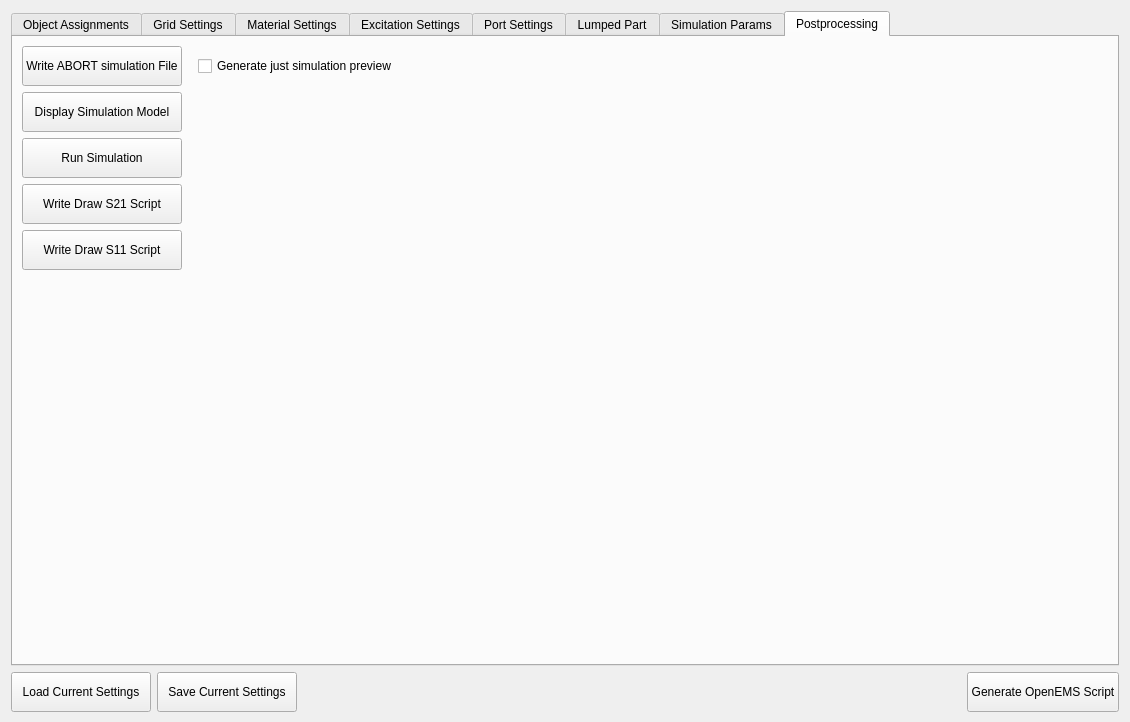
Above: ui/dialog.ui from LubomirJagos/FreeCAD-OpenEMS-Export before the change. Below: the same form after it.
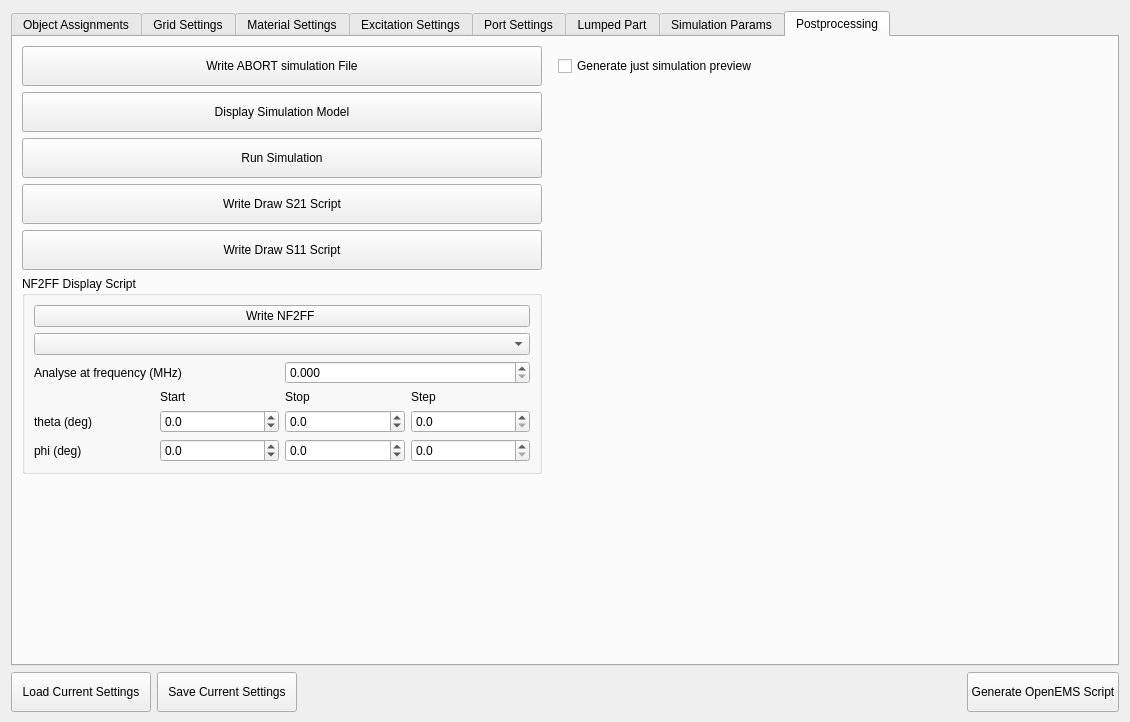
That is the form after the change. The open tabs and pages were chosen to show the change.

Commit message: BACKUP COMMIT, added support for cylindrical coordinates, till now enabled it in grid, hasn't been evaluated its behaviour, added NF2FF script generation and NF2FF port type to be able generate in simulation antenna radiation pattern, this has affected grid generation nf2ff probe gridlines are added at the end of script for now everything is in cartesian coordinates. There are still problems in NF2FF script generation, need to be added active port and frequency lines into it, but most of hard work already done.

What changed in the file:
```diff
--- a/ui/dialog.ui
+++ b/ui/dialog.ui
@@ -2652,6 +2652,181 @@
              </property>
             </widget>
            </item>
+           <item>
+            <widget class="QGroupBox" name="nf2ffGroupPostprocessing">
+             <property name="title">
+              <string>NF2FF Display Script</string>
+             </property>
+             <layout class="QGridLayout" name="gridLayout_9">
+              <item row="3" column="1">
+               <layout class="QGridLayout" name="gridLayout_10">
+                <property name="leftMargin">
+                 <number>0</number>
+                </property>
+                <property name="topMargin">
+                 <number>0</number>
+                </property>
+                <property name="rightMargin">
+                 <number>0</number>
+                </property>
+                <property name="bottomMargin">
+                 <number>0</number>
+                </property>
+                <item row="1" column="1">
+                 <widget class="QDoubleSpinBox" name="portNf2ffThetaStart">
+                  <property name="decimals">
+                   <number>1</number>
+                  </property>
+                  <property name="minimum">
+                   <double>-360.000000000000000</double>
+                  </property>
+                  <property name="maximum">
+                   <double>360.000000000000000</double>
+                  </property>
+                 </widget>
+                </item>
+                <item row="1" column="2">
+                 <widget class="QDoubleSpinBox" name="portNf2ffThetaStop">
+                  <property name="decimals">
+                   <number>1</number>
+                  </property>
+                  <property name="minimum">
+                   <double>-360.000000000000000</double>
+                  </property>
+                  <property name="maximum">
+                   <double>360.000000000000000</double>
+                  </property>
+                 </widget>
+                </item>
+                <item row="2" column="0">
+                 <widget class="QLabel" name="label_42">
+                  <property name="text">
+                   <string>phi (deg)</string>
+                  </property>
+                 </widget>
+                </item>
+                <item row="1" column="3">
+                 <widget class="QDoubleSpinBox" name="portNf2ffThetaStep">
+                  <property name="decimals">
+                   <number>1</number>
+                  </property>
+                  <property name="maximum">
+                   <double>360.000000000000000</double>
+                  </property>
+                 </widget>
+                </item>
+                <item row="2" column="2">
+                 <widget class="QDoubleSpinBox" name="portNf2ffPhiStop">
+                  <property name="decimals">
+                   <number>1</number>
+                  </property>
+                  <property name="minimum">
+                   <double>-360.000000000000000</double>
+                  </property>
+                  <property name="maximum">
+                   <double>360.000000000000000</double>
+                  </property>
+                 </widget>
+                </item>
+                <item row="1" column="0">
+                 <widget class="QLabel" name="label_41">
+                  <property name="text">
+                   <string>theta (deg)</string>
+                  </property>
+                 </widget>
+                </item>
+                <item row="2" column="3">
+                 <widget class="QDoubleSpinBox" name="portNf2ffPhiStep">
+                  <property name="decimals">
+                   <number>1</number>
+                  </property>
+                  <property name="maximum">
+                   <double>360.000000000000000</double>
+                  </property>
+                 </widget>
+                </item>
+                <item row="2" column="1">
+                 <widget class="QDoubleSpinBox" name="portNf2ffPhiStart">
+                  <property name="decimals">
+                   <number>1</number>
+                  </property>
+                  <property name="minimum">
+                   <double>-360.000000000000000</double>
+                  </property>
+                  <property name="maximum">
+                   <double>360.000000000000000</double>
+                  </property>
+                 </widget>
+                </item>
+                <item row="0" column="1">
+                 <widget class="QLabel" name="label_43">
+                  <property name="text">
+                   <string>Start</string>
+                  </property>
+                 </widget>
+                </item>
+                <item row="0" column="2">
+                 <widget class="QLabel" name="label_44">
+                  <property name="text">
+                   <string>Stop</string>
+                  </property>
+                 </widget>
+                </item>
+                <item row="0" column="3">
+                 <widget class="QLabel" name="label_45">
+                  <property name="text">
+                   <string>Step</string>
+                  </property>
+                 </widget>
+                </item>
+               </layout>
+              </item>
+              <item row="0" column="1">
+               <widget class="QPushButton" name="writeNf2ffButton">
+                <property name="text">
+                 <string>Write NF2FF </string>
+                </property>
+               </widget>
+              </item>
+              <item row="2" column="1">
+               <layout class="QHBoxLayout" name="horizontalLayout_24">
+                <property name="leftMargin">
+                 <number>0</number>
+                </property>
+                <property name="topMargin">
+                 <number>0</number>
+                </property>
+                <property name="rightMargin">
+                 <number>0</number>
+                </property>
+                <property name="bottomMargin">
+                 <number>0</number>
+                </property>
+                <item>
+                 <widget class="QLabel" name="label_40">
+                  <property name="text">
+                   <string>Analyse at frequency (MHz)</string>
+                  </property>
+                 </widget>
+                </item>
+                <item>
+                 <widget class="QDoubleSpinBox" name="portNf2ffFreq">
+                  <property name="decimals">
+                   <number>3</number>
+                  </property>
+                  <property name="maximum">
+                   <double>99999999.000000000000000</double>
+                  </property>
+                 </widget>
+                </item>
+               </layout>
+              </item>
+              <item row="1" column="1">
+               <widget class="QComboBox" name="portNf2ffObjectList"/>
+              </item>
+             </layout>
+            </widget>
+           </item>
            <item>
             <spacer name="verticalSpacer_6">
              <property name="orientation">
@@ -2708,6 +2883,9 @@
            <property name="orientation">
             <enum>Qt::Horizontal</enum>
            </property>
+           <property name="sizeType">
+            <enum>QSizePolicy::Preferred</enum>
+           </property>
            <property name="sizeHint" stdset="0">
             <size>
              <width>40</width>
```
Left out of the diff: 98 changed lines with no effect on the pictures. Lines whose indentation alone changed are shown as unchanged. The commit also changes 1 other file.
